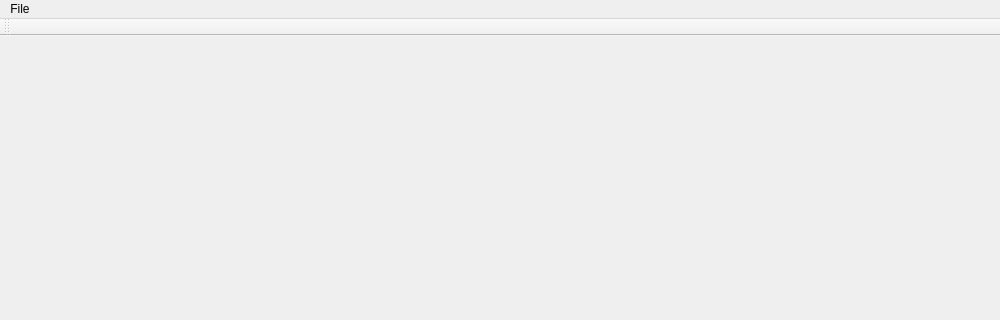
This is Arb2PWLWidget.ui in bandtank/Arb2PWL as Qt 5 draws it before an edit; both pictures show x 0 to 1000 and y 0 to 320 of the 1000 by 900 pixel window. The edited form follows.
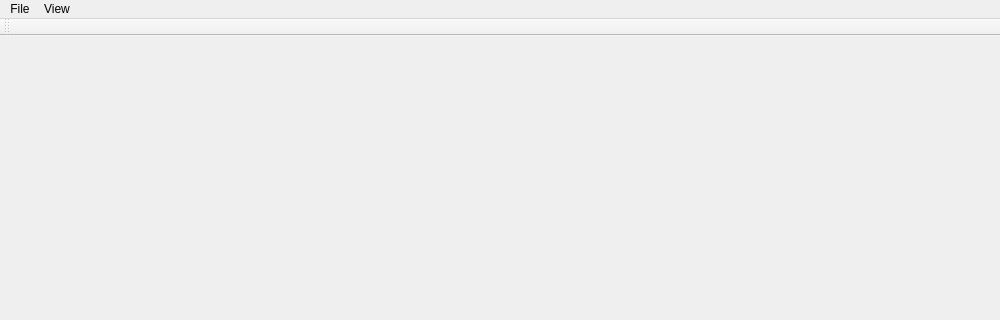
This is the edited form.

Commit message: windows integration fixes

```diff
--- a/Arb2PWLWidget.ui
+++ b/Arb2PWLWidget.ui
@@ -35,7 +35,7 @@
      <x>0</x>
      <y>0</y>
      <width>1000</width>
-     <height>21</height>
+     <height>26</height>
     </rect>
    </property>
    <widget class="QMenu" name="menuFile">
@@ -46,7 +46,14 @@
     <addaction name="actionOpenImageForTracing"/>
     <addaction name="actionExit"/>
    </widget>
+   <widget class="QMenu" name="menuView">
+    <property name="title">
+     <string>View</string>
+    </property>
+    <addaction name="action"/>
+   </widget>
    <addaction name="menuFile"/>
+   <addaction name="menuView"/>
   </widget>
   <widget class="QStatusBar" name="statusbar"/>
   <widget class="QToolBar" name="toolBar">
```
Left out of the diff: 25 changed lines with no effect on the pictures. The commit also changes 3 other files.
